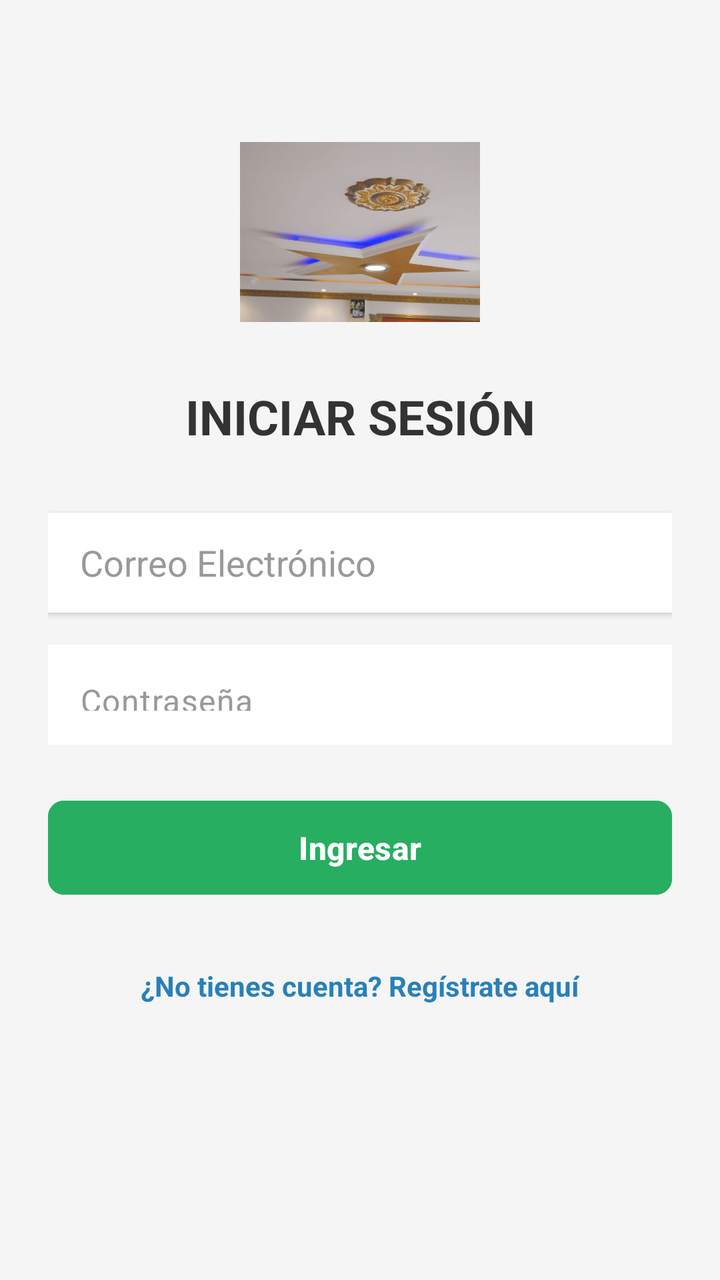
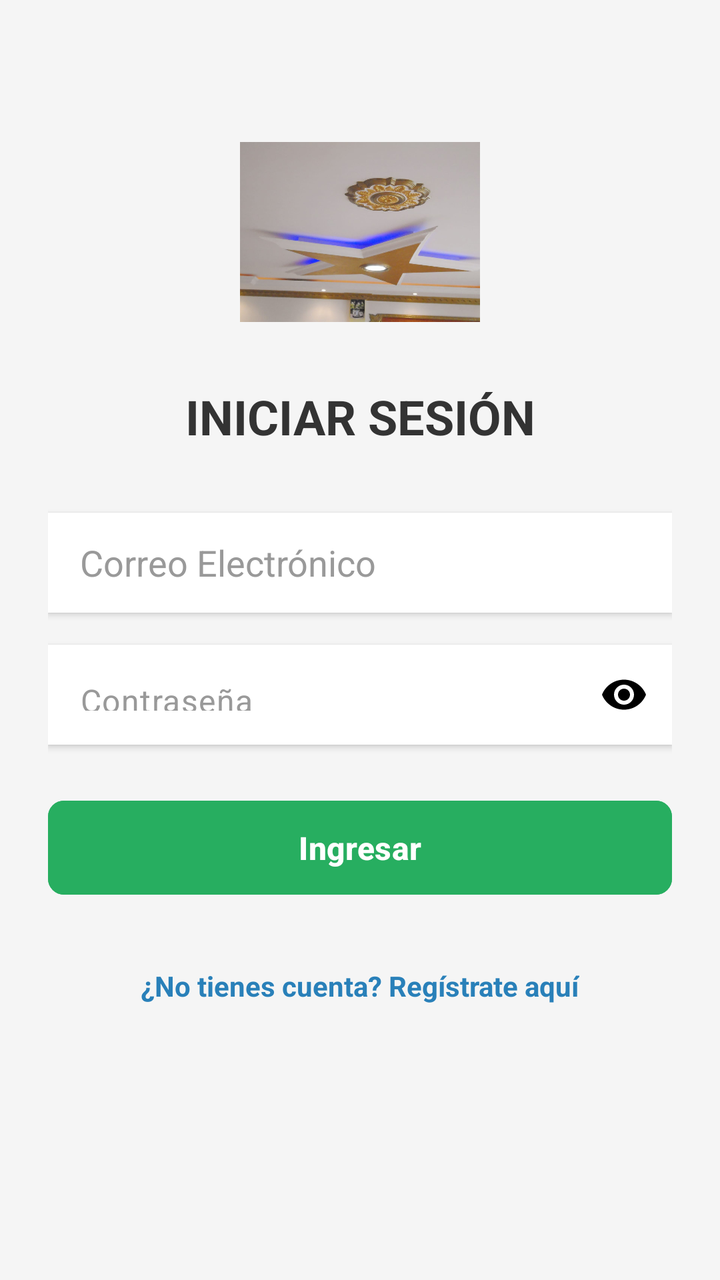

Compare the two renders of this Android layout. The source of the first and the diff that turns it into the second are given below.
<!-- AndroidManifest.xml: application theme Theme.LCSRInventory -->
<!-- res/layout/activity_login.xml -->
<?xml version="1.0" encoding="utf-8"?>
<androidx.constraintlayout.widget.ConstraintLayout xmlns:android="http://schemas.android.com/apk/res/android"
    xmlns:app="http://schemas.android.com/apk/res-auto"
    android:layout_width="match_parent"
    android:layout_height="match_parent"
    android:background="#F5F5F5"
    android:padding="24dp">

    <ImageView
        android:id="@+id/login__logo"
        android:layout_width="120dp"
        android:layout_height="120dp"
        android:layout_marginTop="32dp"
        android:src="@drawable/logo"
        app:layout_constraintEnd_toEndOf="parent"
        app:layout_constraintStart_toStartOf="parent"
        app:layout_constraintTop_toTopOf="parent" />

    <TextView
        android:id="@+id/login__title"
        android:layout_width="wrap_content"
        android:layout_height="wrap_content"
        android:layout_marginTop="16dp"
        android:text="INICIAR SESIÓN"
        android:textColor="#333333"
        android:textSize="24sp"
        android:textStyle="bold"
        app:layout_constraintEnd_toEndOf="parent"
        app:layout_constraintStart_toStartOf="parent"
        app:layout_constraintTop_toBottomOf="@+id/login__logo" />

    <EditText
        android:id="@+id/login__input_email"
        android:layout_width="match_parent"
        android:layout_height="50dp"
        android:layout_marginTop="32dp"
        android:background="@android:color/white"
        android:elevation="2dp"
        android:hint="Correo Electrónico"
        android:inputType="textEmailAddress"
        android:paddingStart="16dp"
        android:paddingEnd="16dp"
        android:textColor="#333333"
        android:textColorHint="#999999"
        app:layout_constraintTop_toBottomOf="@+id/login__title" />

    
    <com.google.android.material.textfield.TextInputLayout
        android:id="@+id/login__layout_password"
        android:layout_width="match_parent"
        android:layout_height="wrap_content"
        android:layout_marginTop="16dp"
        app:endIconMode="password_toggle"
        app:endIconTint="#757575"
        app:hintEnabled="false"
        app:layout_constraintTop_toBottomOf="@+id/login__input_email">

        <com.google.android.material.textfield.TextInputEditText
            android:id="@+id/login__input_password"
            android:layout_width="match_parent"
            android:layout_height="50dp"
            android:background="@android:color/white"
            android:elevation="2dp"
            android:hint="Contraseña"
            android:inputType="textPassword"
            android:paddingStart="16dp"
            android:paddingEnd="16dp"
            android:textColor="#333333"
            android:textColorHint="#999999" />
    </com.google.android.material.textfield.TextInputLayout>

    <com.google.android.material.button.MaterialButton
        android:id="@+id/login__btn_login"
        android:layout_width="match_parent"
        android:layout_height="55dp"
        android:layout_marginTop="24dp"
        android:backgroundTint="#27AE60"
        android:text="Ingresar"
        android:textColor="@android:color/white"
        android:textSize="16sp"
        android:textStyle="bold"
        app:cornerRadius="8dp"
        app:layout_constraintTop_toBottomOf="@+id/login__layout_password" />

    <TextView
        android:id="@+id/login__tv_register"
        android:layout_width="wrap_content"
        android:layout_height="wrap_content"
        android:layout_marginTop="32dp"
        android:text="¿No tienes cuenta? Regístrate aquí"
        android:textColor="#2980B9"
        android:textSize="14sp"
        android:textStyle="bold"
        app:layout_constraintEnd_toEndOf="parent"
        app:layout_constraintStart_toStartOf="parent"
        app:layout_constraintTop_toBottomOf="@+id/login__btn_login" />

    <ProgressBar
        android:id="@+id/login__progress"
        android:layout_width="wrap_content"
        android:layout_height="wrap_content"
        android:visibility="gone"
        app:layout_constraintBottom_toBottomOf="parent"
        app:layout_constraintEnd_toEndOf="parent"
        app:layout_constraintStart_toStartOf="parent"
        app:layout_constraintTop_toTopOf="parent" />

</androidx.constraintlayout.widget.ConstraintLayout>
<!-- resources referenced by this layout -->
<resources>
  <!-- drawable logo: jpg bitmap (drawable, 197393 bytes) -->
  <style name="Theme.LCSRInventory" parent="Base.Theme.LCSRInventory" />
  <style name="Base.Theme.LCSRInventory" parent="Theme.Material3.DayNight.NoActionBar">
          
          
      </style>
</resources>

<!-- the commit's change to res/layout/activity_login.xml (unified diff, before → after) -->
@@ -48,19 +48,21 @@
     <com.google.android.material.textfield.TextInputLayout
         android:id="@+id/login__layout_password"
         android:layout_width="match_parent"
-        android:layout_height="wrap_content"
+        android:layout_height="50dp"
         android:layout_marginTop="16dp"
         app:endIconMode="password_toggle"
-        app:endIconTint="#757575"
+        app:endIconTint="@color/black"
         app:hintEnabled="false"
+        app:boxBackgroundMode="none"
+        android:background="@android:color/white"
+        android:elevation="2dp"
         app:layout_constraintTop_toBottomOf="@+id/login__input_email">
 
         <com.google.android.material.textfield.TextInputEditText
             android:id="@+id/login__input_password"
             android:layout_width="match_parent"
-            android:layout_height="50dp"
-            android:background="@android:color/white"
-            android:elevation="2dp"
+            android:layout_height="match_parent"
+            android:background="@android:color/transparent"
             android:hint="Contraseña"
             android:inputType="textPassword"
             android:paddingStart="16dp"
<!-- resource entries referenced after the edit -->
@@ -1,5 +1,6 @@
 <!-- resources referenced by this layout -->
 <resources>
+  <color name="black">#FF000000</color>
   <!-- drawable logo: jpg bitmap (drawable, 197393 bytes) -->
   <style name="Theme.LCSRInventory" parent="Base.Theme.LCSRInventory" />
   <style name="Base.Theme.LCSRInventory" parent="Theme.Material3.DayNight.NoActionBar">
